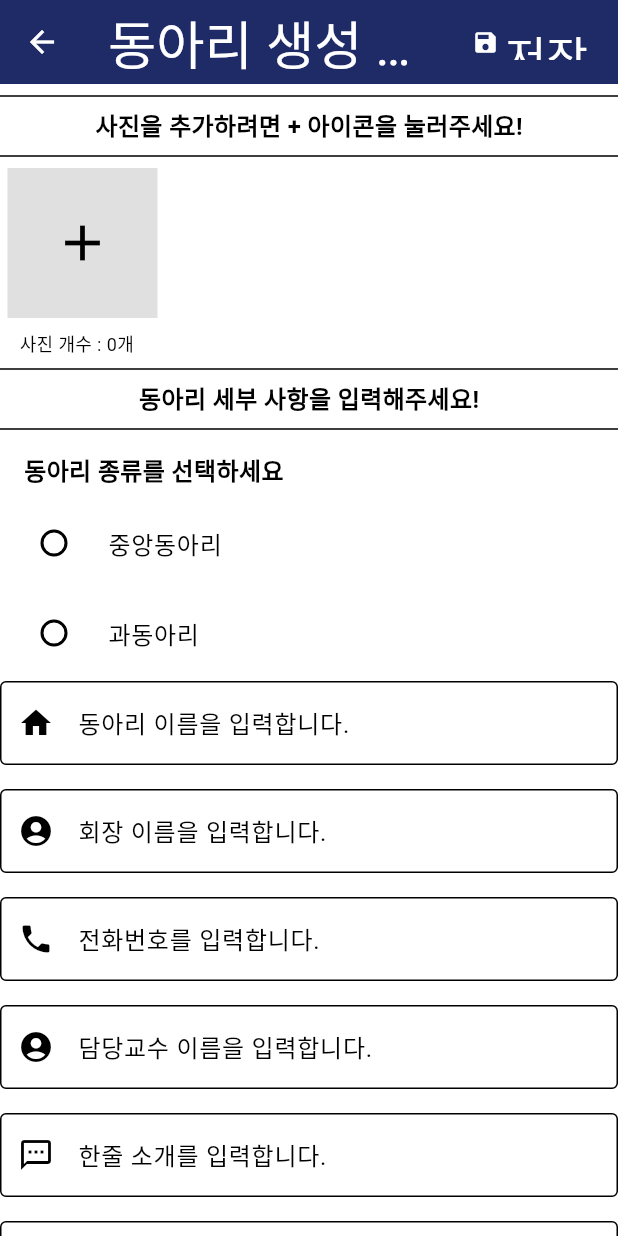
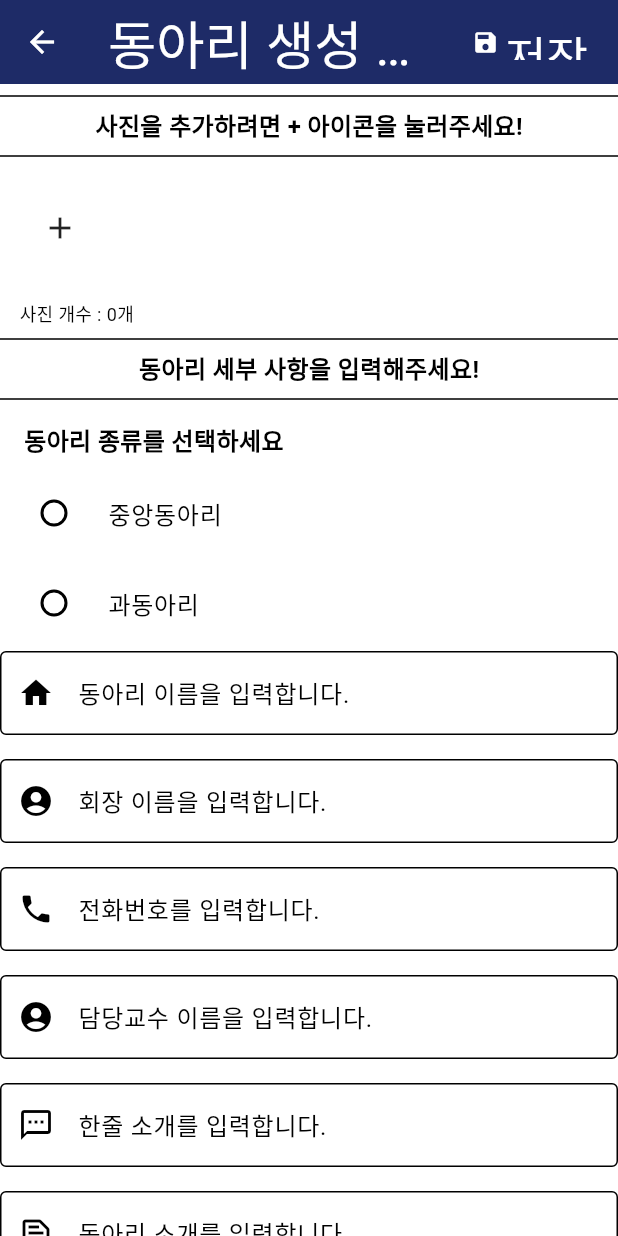
Before and after one commit to gimseongcheol/team_project, a Flutter app: the CreateClubScreen screen opened directly, on a phone screen of 412 x 824 dp. Run offline on Flutter 3.47's test engine with Material 3 defaults, Android fonts, the phone set to English and light mode, and no system bars; our stand-ins replace cloud_firestore, extended_image, firebase_auth, firebase_core, firebase_storage, flutter_slidable and 6 more; missing offline and left inert: flutter_state_notifier; accounts and stored records are empty; Roboto replaces fonts that are missing (Dongle).

Commit message:
24.04.11

```diff
--- a/lib/providers/club/club_provider.dart
+++ b/lib/providers/club/club_provider.dart
@@ -43,7 +43,7 @@ class ClubProvider extends StateNotifier<ClubState> with LocatorMixin{
     }
   }
 
-  Future<ClubModel?> getClubList(String clubId) async {
+   Future<ClubModel?> getClubList(String clubId) async {
     try {
       state = state.copyWith(clubStatus: ClubStatus.fetching);
       List<ClubModel> clubList = await read<ClubRepository>().getClubList();
--- a/lib/screen/modify/createClubScreen.dart
+++ b/lib/screen/modify/createClubScreen.dart
@@ -28,6 +28,7 @@ class _CreateClubScreenState extends State<CreateClubScreen> {
   TextEditingController professorNameController = TextEditingController();
   TextEditingController shortIntroController = TextEditingController();
   TextEditingController fullIntroController = TextEditingController();
+  AutovalidateMode _autovalidateMode = AutovalidateMode.disabled;
   final List<String> _files = [];
   Uint8List? _image;
 
@@ -43,33 +44,33 @@ class _CreateClubScreenState extends State<CreateClubScreen> {
   }
   Future<List<String>> selectImages() async {
     List<XFile> images = await ImagePicker().pickMultiImage(
-      maxHeight: 1024,
-      maxWidth: 1024,
+      maxHeight: 100,
+      maxWidth: 100,
     );
     return images.map((e) => e.path).toList();
   }
 
   List<Widget> selectedImageList() {
-    final clubStatus = context
-        .watch<ClubState>()
-        .clubStatus;
+    final clubStatus = context.watch<ClubState>().clubStatus;
 
     return _files.map((data) {
       return Padding(
-        padding: const EdgeInsets.only(left: 10),
+        padding: const EdgeInsets.symmetric(horizontal: 8.0),
         child: Stack(
+          // Position the delete icon on top of the image
           children: [
-            ClipRRect(
+            Container(
+              width: 100.0,
+              height: 100.0,
+              decoration: BoxDecoration(
+                borderRadius: BorderRadius.circular(10.0),
+              ),
               child: Image.file(
                 File(data),
                 fit: BoxFit.cover,
-                height: MediaQuery
-                    .of(context)
-                    .size
-                    .height * 0.4,
+                height: MediaQuery.of(context).size.height * 0.4,
                 width: 100,
               ),
-              borderRadius: BorderRadius.circular(5),
             ),
             Positioned(
               top: 10,
@@ -102,6 +103,7 @@ class _CreateClubScreenState extends State<CreateClubScreen> {
       );
     }).toList();
   }
+
 
   Map<DateTime, List<Event>> _selectedEvents = {}; // _selectedEvents 변수 추가
 
@@ -193,84 +195,46 @@ class _CreateClubScreenState extends State<CreateClubScreen> {
             ),
             Divider(),
             // "+" 버튼과 이미지들을 표시할 영역
-            Row(
+            Form(
+              key: _globalKey,
+              autovalidateMode: _autovalidateMode,
+              child: Row(
                 children: [
-                GestureDetector(
-                  onTap: () {
-                    _addImage();
+                  SingleChildScrollView(
+                    child: Row(
+                      children: [
+                        InkWell(
+                          onTap: clubStatus == ClubStatus.submitting
+                              ? null
+                              : () async {
+                            final _images = await selectImages();
+                            setState(() {
+                              _files.addAll(_images);
+                            });
                           },
-                  child: Padding(
-                    padding: EdgeInsets.only(left: 5),
                           child: Container(
-                      width: 100.0,
-                      height: 100.0,
+                            height: 80,
+                            width: 80,
+                            child: const Icon(Icons.add),
                             decoration: BoxDecoration(
-                        color: _themeManager.themeMode == ThemeMode.dark
-                            ? Colors.white24
-                            : Colors.grey[300],
-                        borderRadius: BorderRadius.circular(0.0),
-                      ),
-                      child: Icon(
-                        Icons.add,
-                        size: 40.0,
-                        color: _themeManager.themeMode == ThemeMode.dark
-                            ? Colors.white70
-                            : Colors.black,
+                              color: Colors.white.withOpacity(0.2),
+                              borderRadius: BorderRadius.circular(5),
                             ),
                           ),
                         ),
-                ),
-                // 이미지들을 표시합니다.
-                Expanded(
-                  child: SizedBox(
-                    height: 100.0,
-                    child: ListView.builder(
-                      scrollDirection: Axis.horizontal,
-                      itemCount: imagePaths.length,
-                      itemBuilder: (context, index) {
-                        return Padding(
-                          padding: const EdgeInsets.symmetric(horizontal: 8.0),
-                          child: Stack(
-                            // 삭제 아이콘 위치를 두려고 -> 그림위의 아이콘
-                            children: [
-                              Container(
-                                width: 100.0,
-                                height: 100.0,
-                                decoration: BoxDecoration(
-                                  borderRadius: BorderRadius.circular(10.0),
-                                ),
-                                child: Image.asset(
-                                  imagePaths[index],
-                                  width: 100.0,
-                                  height: 100.0,
-                                  fit: BoxFit.cover,
+                        ...selectedImageList(),
+                      ],
                     ),
                   ),
-                              Positioned(
-                                right: 0,
-                                top: 0,
-                                child: IconButton(
-                                  icon: Icon(Icons.delete,
-                                      color: Colors.black), // 아이콘 색상 검은색으로 설정
-                                  onPressed: () {
-                                    _removeImage(index);
-                                  },
-                                ),
-                              ),
+
                 ],
               ),
-                        );
-                      },
-                    ),
-                  ),
-                ),
-              ],
             ),
             // 사진의 개수를 나타내는 작은 텍스트 추가
             Padding(
               padding: const EdgeInsets.only(left: 13.0, top: 8.0),
               child: Text(
-                '사진 개수 : ${imagePaths.length}개',
+                '사진 개수 : ${_files.length}개',
                 style: TextStyle(
                   fontSize: 12.0,
                   color: _themeManager.themeMode == ThemeMode.dark
```
Lines whose indentation alone changed are shown as unchanged.
